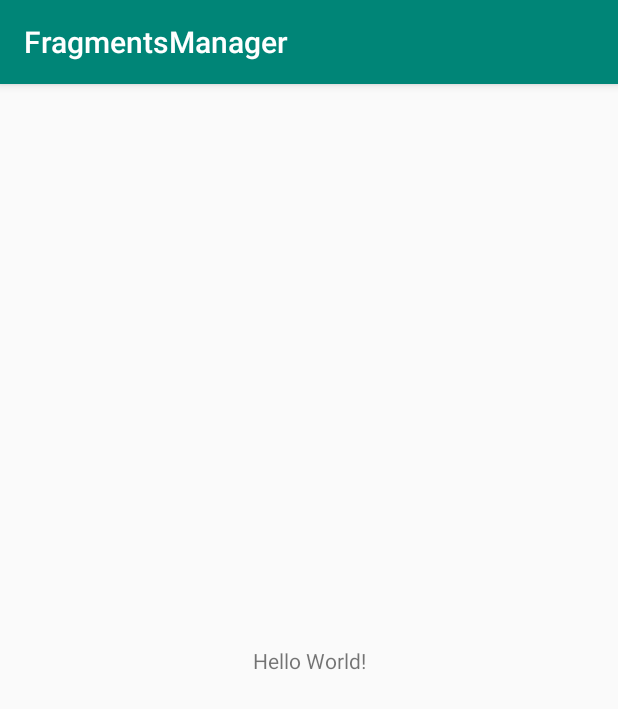
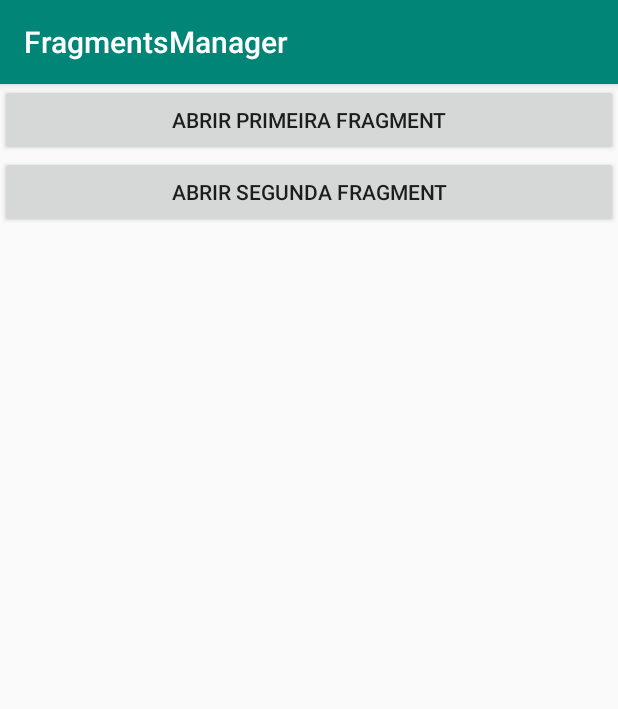
Before and after one commit to PhilipeDev/Mobile-Android, an Android app: the screen it shows after launch (MainActivity), on a phone screen of 412 x 824 dp. Shown: the top 709 px of the screen. Run offline under Robolectric (Android 15) with nearby library versions, the phone set to English and light mode, and no system bars.

Commit message:
XPTO Dynamic Fragment Manager

```diff
--- a/FragmentsManager/app/src/main/res/layout/activity_main.xml
+++ b/FragmentsManager/app/src/main/res/layout/activity_main.xml
@@ -1,18 +1,26 @@
 <?xml version="1.0" encoding="utf-8"?>
-<android.support.constraint.ConstraintLayout xmlns:android="http://schemas.android.com/apk/res/android"
-    xmlns:app="http://schemas.android.com/apk/res-auto"
-    xmlns:tools="http://schemas.android.com/tools"
+<LinearLayout
     android:layout_width="match_parent"
     android:layout_height="match_parent"
-    tools:context=".MainActivity">
+    android:orientation="vertical"
+    xmlns:android="http://schemas.android.com/apk/res/android">
 
-    <TextView
-        android:layout_width="wrap_content"
+    <Button
+        android:layout_width="match_parent"
         android:layout_height="wrap_content"
-        android:text="Hello World!"
-        app:layout_constraintBottom_toBottomOf="parent"
-        app:layout_constraintLeft_toLeftOf="parent"
-        app:layout_constraintRight_toRightOf="parent"
-        app:layout_constraintTop_toTopOf="parent" />
+        android:text="@string/text_fragment_1"
+        android:onClick="exibirFragment1"/>
 
-</android.support.constraint.ConstraintLayout>
+    <Button
+        android:layout_width="match_parent"
+        android:layout_height="wrap_content"
+        android:text="@string/text_fragment_2"
+        android:onClick="exibirFragment2"/>
+
+    <FrameLayout
+        android:layout_width="match_parent"
+        android:layout_height="match_parent"
+        android:id="@+id/fragmentContainer"
+        />
+
+</LinearLayout>
--- a/FragmentsManager/app/src/main/res/values/strings.xml
+++ b/FragmentsManager/app/src/main/res/values/strings.xml
@@ -1,3 +1,5 @@
 <resources>
     <string name="app_name">FragmentsManager</string>
+    <string name="text_fragment_2">Abrir segunda fragment</string>
+    <string name="text_fragment_1">Abrir primeira fragment</string>
 </resources>
```
Also changed, not shown: FragmentsManager/app/src/main/java/br/com/fragmentsmanager/MainActivity.java (+18 -0 lines), FragmentsManager/app/src/main/java/br/com/fragmentsmanager/MeuFragment.java (added, +17 -0 lines), FragmentsManager/app/src/main/java/br/com/fragmentsmanager/OutroFragment.java (added, +17 -0 lines), FragmentsManager/app/src/main/res/layout/fragment_meu.xml (added, +16 -0 lines), FragmentsManager/app/src/main/res/layout/fragment_outro.xml (added, +16 -0 lines).
